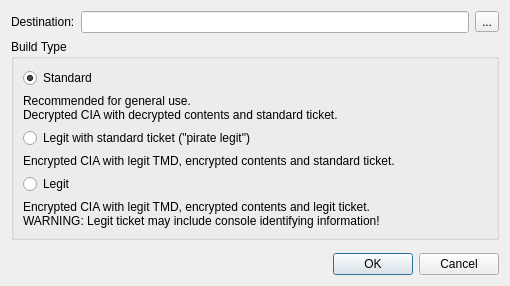
This is src/frontend/cia_build_dialog.ui in zhaowenlan1779/threeSD as Qt 5 draws it before an edit. The edited form follows.
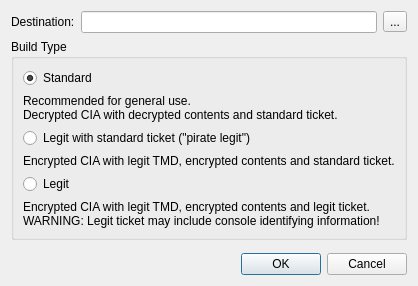
This is the edited form.

Patch:
```diff
--- a/src/frontend/cia_build_dialog.ui
+++ b/src/frontend/cia_build_dialog.ui
@@ -2,14 +2,6 @@
 <ui version="4.0">
  <class>CIABuildDialog</class>
  <widget class="QDialog" name="CIABuildDialog">
-  <property name="geometry">
-   <rect>
-    <x>0</x>
-    <y>0</y>
-    <width>510</width>
-    <height>260</height>
-   </rect>
-  </property>
   <property name="windowTitle">
    <string>Build CIA</string>
   </property>
@@ -59,9 +51,6 @@
       </item>
       <item>
        <widget class="QLabel">
-        <property name="wordWrap">
-         <bool>true</bool>
-        </property>
         <property name="text">
          <string>Recommended for general use.&lt;br&gt;Decrypted CIA with decrypted contents and standard ticket.</string>
         </property>
@@ -76,9 +65,6 @@
       </item>
       <item>
        <widget class="QLabel" name="pirateLegitLabel">
-        <property name="wordWrap">
-         <bool>true</bool>
-        </property>
         <property name="text">
          <string>Encrypted CIA with legit TMD, encrypted contents and standard ticket.</string>
         </property>
@@ -93,9 +79,6 @@
       </item>
       <item>
        <widget class="QLabel" name="legitLabel">
-        <property name="wordWrap">
-         <bool>true</bool>
-        </property>
         <property name="text">
          <string>Encrypted CIA with legit TMD, encrypted contents and legit ticket.&lt;br&gt;WARNING: Legit ticket may include console identifying information!</string>
         </property>
```
